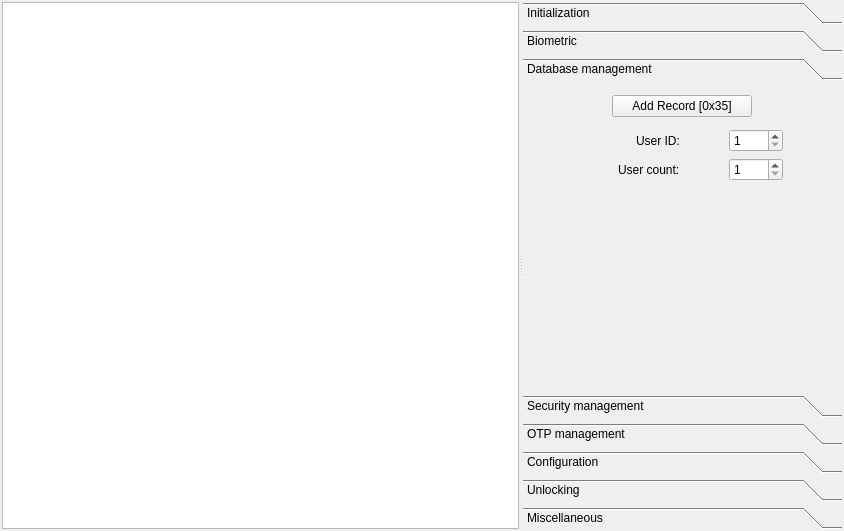
Above: sagemmorpho.ui from CodElecCz/SagemMorphoUI before the change. Below: the same form after it.
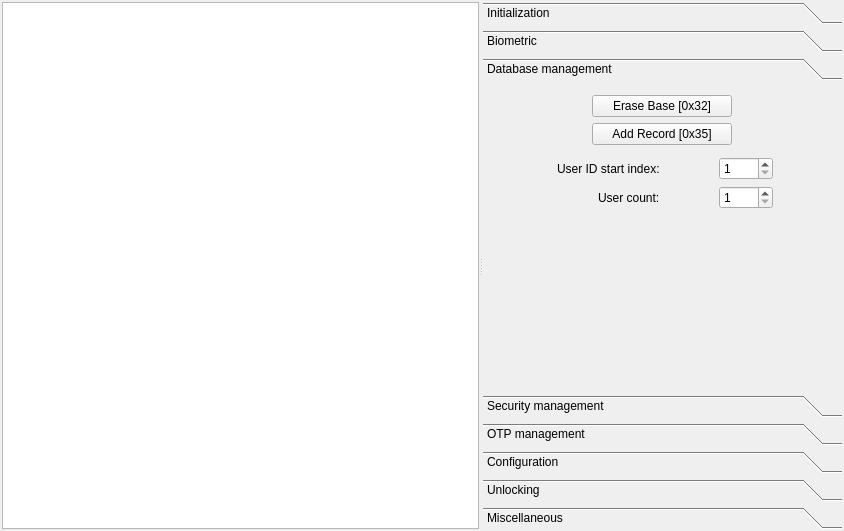
That is the form after the change. The open tabs and pages were chosen to show the change. Custom widgets are drawn as their Qt base class.

Commit message: morpho erase

```diff
--- a/sagemmorpho.ui
+++ b/sagemmorpho.ui
@@ -133,6 +133,19 @@
           <layout class="QVBoxLayout" name="verticalLayout_8">
            <item>
             <layout class="QVBoxLayout" name="verticalLayout_7">
+             <item alignment="Qt::AlignHCenter">
+              <widget class="QPushButton" name="eraseBaseButton">
+               <property name="minimumSize">
+                <size>
+                 <width>140</width>
+                 <height>0</height>
+                </size>
+               </property>
+               <property name="text">
+                <string>Erase Base [0x32]</string>
+               </property>
+              </widget>
+             </item>
              <item alignment="Qt::AlignHCenter">
               <widget class="QPushButton" name="addRecordButton">
                <property name="minimumSize">
@@ -173,7 +186,7 @@
                <item row="0" column="0" alignment="Qt::AlignRight">
                 <widget class="QLabel" name="label">
                  <property name="text">
-                  <string>User ID:</string>
+                  <string>User ID start index:</string>
                  </property>
                 </widget>
                </item>
```
The commit also changes 19 other files.
